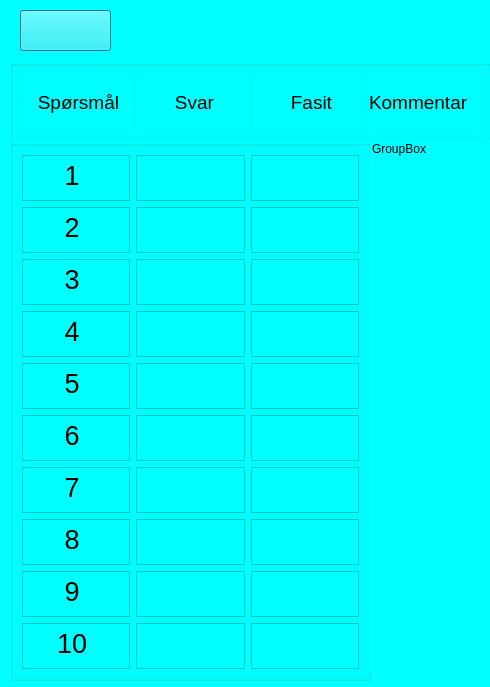
First picture: the form in SKOGKK/KKOGSK/resultsdialog.ui, repository Strauts/AppDeployment, before the edit.
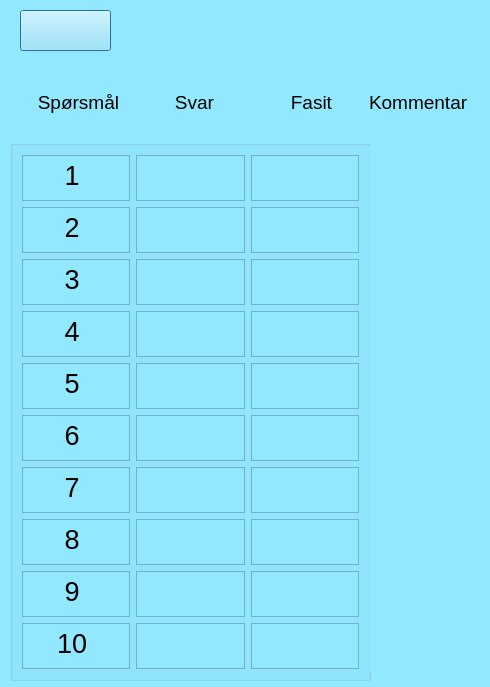
Second picture: the form after the edit. Icons and pictures are not drawn.

What changed in the file:
```diff
--- a/SKOGKK/KKOGSK/resultsdialog.ui
+++ b/SKOGKK/KKOGSK/resultsdialog.ui
@@ -14,7 +14,7 @@
    <string>Dialog</string>
   </property>
   <property name="styleSheet">
-   <string notr="true">background-color: rgb(0, 255, 255);</string>
+   <string notr="true">background-color: rgb(146, 232, 255);</string>
   </property>
   <widget class="QLabel" name="label">
    <property name="geometry">
@@ -46,6 +46,9 @@
      <height>81</height>
     </rect>
    </property>
+   <property name="styleSheet">
+    <string notr="true">border:none;</string>
+   </property>
    <property name="title">
     <string/>
    </property>
@@ -357,7 +360,7 @@
 </string>
    </property>
    <property name="title">
-    <string>GroupBox</string>
+    <string/>
    </property>
    <widget class="QPushButton" name="pushButto_Comment_1">
     <property name="geometry">
```
